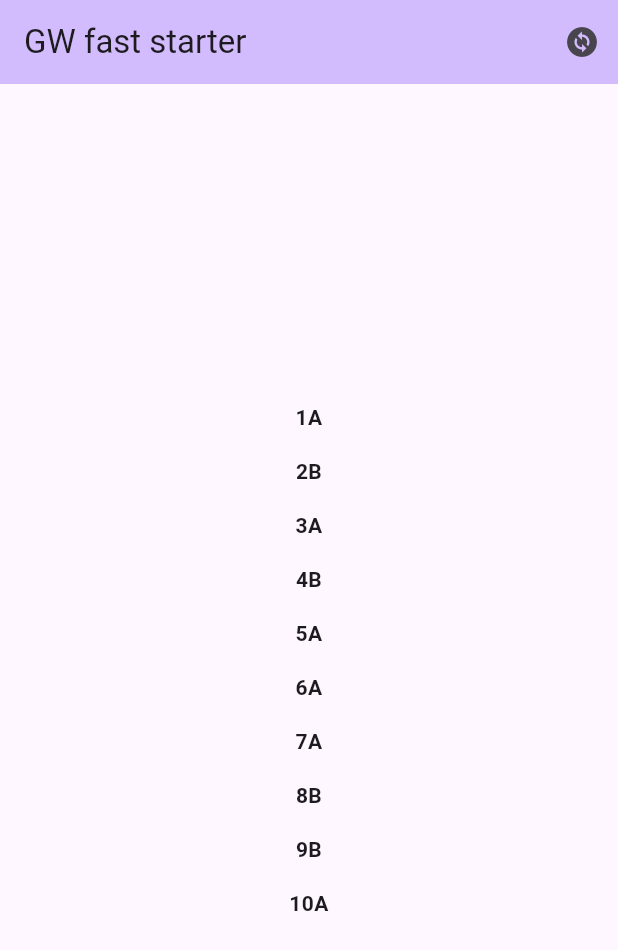
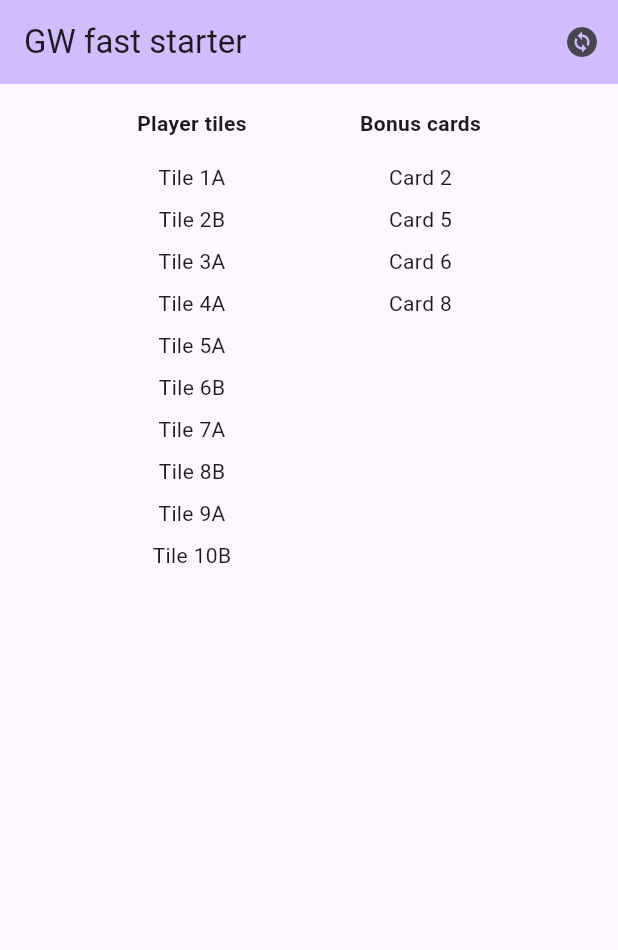
Before and after one commit to SebStreb/gw-fast-starter, a Flutter app: the screen it shows after launch, on a phone screen of 412 x 824 dp. Shown: the top 950 px of the screen. Run offline on Flutter 3.47's test engine with Material 3 defaults, Android fonts, the phone set to English and light mode, and no system bars.

Commit message:
Added bonus cards

```diff
--- a/lib/main.dart
+++ b/lib/main.dart
@@ -29,16 +29,22 @@ class HomePage extends StatefulWidget {
 }
 
 class _HomePageState extends State<HomePage> {
-  static const tiles = ["1", "2", "3", "4", "5", "6", "7", "8", "9", "10"];
+  static const tiles = [1, 2, 3, 4, 5, 6, 7, 8, 9, 10];
 
   Random random = Random();
 
-  String randomize(String tile) {
-    return tile + (random.nextBool() ? "A" : "B");
+  String randomize(int tile) {
+    return "Tile $tile${random.nextBool() ? "A" : "B"}";
+  }
+
+  List<int> takeFour() {
+    final copy = [...tiles]..shuffle(random);
+    return copy.take(4).toList()..sort();
   }
 
   @override
   Widget build(BuildContext context) {
+    final cards = takeFour();
     return Scaffold(
       appBar: AppBar(
         backgroundColor: Theme.of(context).colorScheme.inversePrimary,
@@ -52,19 +58,46 @@ class _HomePageState extends State<HomePage> {
       ),
       body: Padding(
         padding: const EdgeInsets.all(16.0),
-        child: Center(
-          child: ListView(
-            shrinkWrap: true,
+        child: SingleChildScrollView(
+          child: Row(
+            mainAxisAlignment: MainAxisAlignment.spaceEvenly,
+            crossAxisAlignment: CrossAxisAlignment.start,
             children: [
-              for (String tile in tiles)
-                Padding(
-                  padding: const EdgeInsets.all(8.0),
-                  child: Text(
+              Column(
+                children: [
+                  const Text(
                     textAlign: TextAlign.center,
-                    style: const TextStyle(fontWeight: FontWeight.bold),
-                    randomize(tile),
+                    style: TextStyle(fontWeight: FontWeight.bold),
+                    "Player tiles",
                   ),
-                )
+                  const SizedBox(height: 16),
+                  for (int tile in tiles)
+                    Padding(
+                      padding: const EdgeInsets.only(bottom: 8),
+                      child: Text(
+                        textAlign: TextAlign.center,
+                        randomize(tile),
+                      ),
+                    )
+                ],
+              ),
+              Column(
+                children: [
+                  const Text(
+                    textAlign: TextAlign.center,
+                    style: TextStyle(fontWeight: FontWeight.bold),
+                    "Bonus cards",
+                  ),
+                  const SizedBox(height: 16),
+                  Text("Card ${cards[0]}"),
+                  const SizedBox(height: 8),
+                  Text("Card ${cards[1]}"),
+                  const SizedBox(height: 8),
+                  Text("Card ${cards[2]}"),
+                  const SizedBox(height: 8),
+                  Text("Card ${cards[3]}"),
+                ],
+              ),
             ],
           ),
         ),
```
